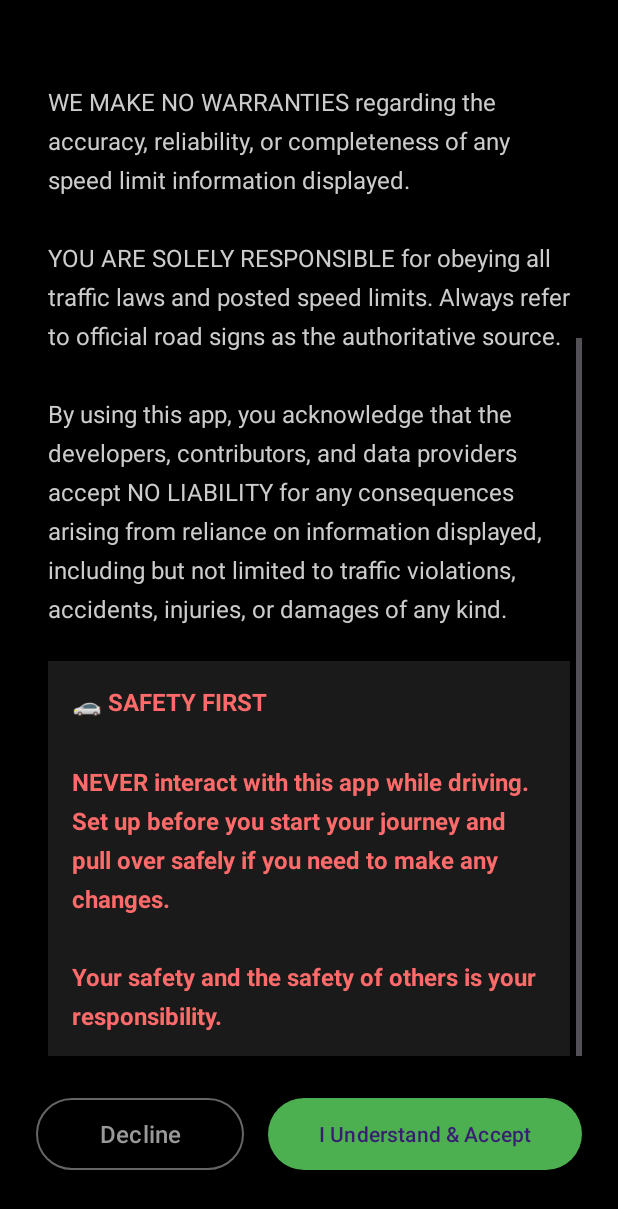
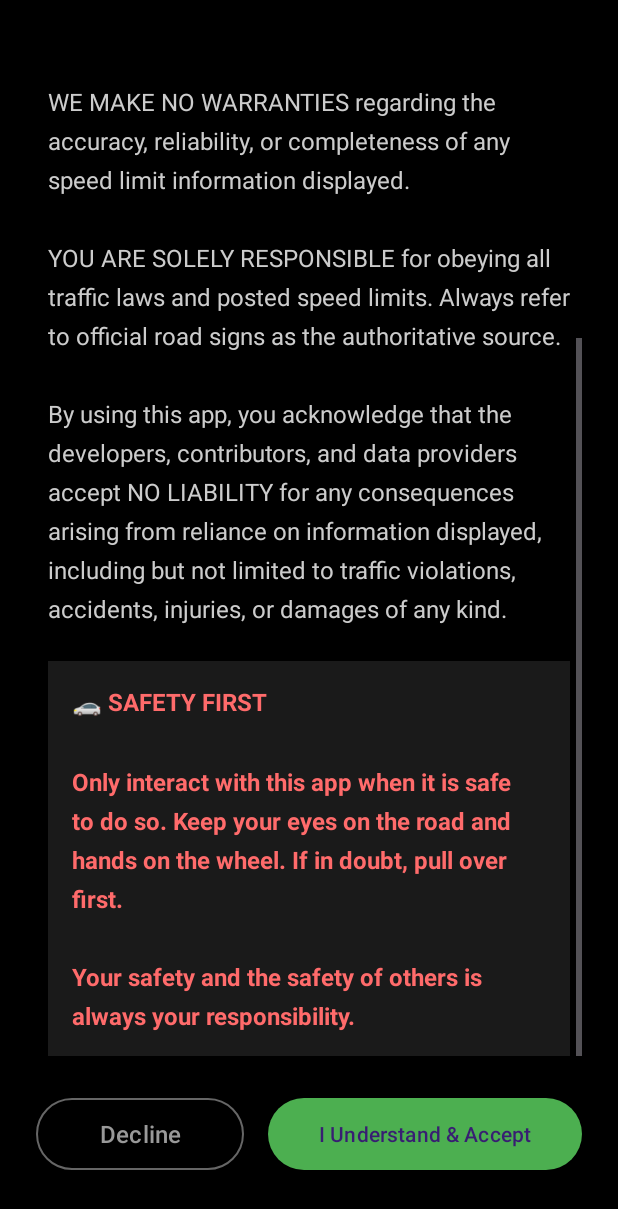
Before and after one commit to itomicspaceman/speed-alert, an Android app: the screen it shows after launch (DisclaimerActivity), scrolled down 286 dp, on a phone screen of 412 x 824 dp. Shown: the top 1209 px of the screen. Run offline under Robolectric (Android 15) with nearby library versions, the phone set to English and light mode, and no system bars.

Commit message:
Soften safety disclaimer to allow safe interaction while driving

```diff
--- a/app/src/main/res/values/strings.xml
+++ b/app/src/main/res/values/strings.xml
@@ -20,7 +20,7 @@
     <!-- Disclaimer Screen -->
     <string name="disclaimer_title">Important Notice</string>
     <string name="disclaimer_text">This app uses crowdsourced data from OpenStreetMap to display speed limits. This data may be incomplete, inaccurate, or outdated.\n\nWE MAKE NO WARRANTIES regarding the accuracy, reliability, or completeness of any speed limit information displayed.\n\nYOU ARE SOLELY RESPONSIBLE for obeying all traffic laws and posted speed limits. Always refer to official road signs as the authoritative source.\n\nBy using this app, you acknowledge that the developers, contributors, and data providers accept NO LIABILITY for any consequences arising from reliance on information displayed, including but not limited to traffic violations, accidents, injuries, or damages of any kind.</string>
-    <string name="disclaimer_safety">🚗 SAFETY FIRST\n\nNEVER interact with this app while driving. Set up before you start your journey and pull over safely if you need to make any changes.\n\nYour safety and the safety of others is your responsibility.</string>
+    <string name="disclaimer_safety">🚗 SAFETY FIRST\n\nOnly interact with this app when it is safe to do so. Keep your eyes on the road and hands on the wheel. If in doubt, pull over first.\n\nYour safety and the safety of others is always your responsibility.</string>
     <string name="disclaimer_accept">I Understand &amp; Accept</string>
     <string name="disclaimer_reject">Decline</string>
 
```
